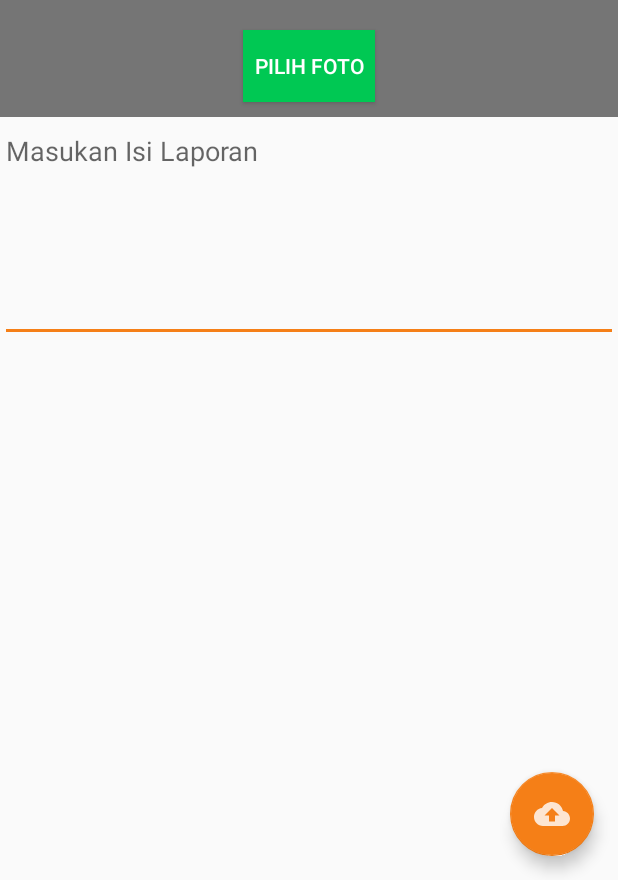
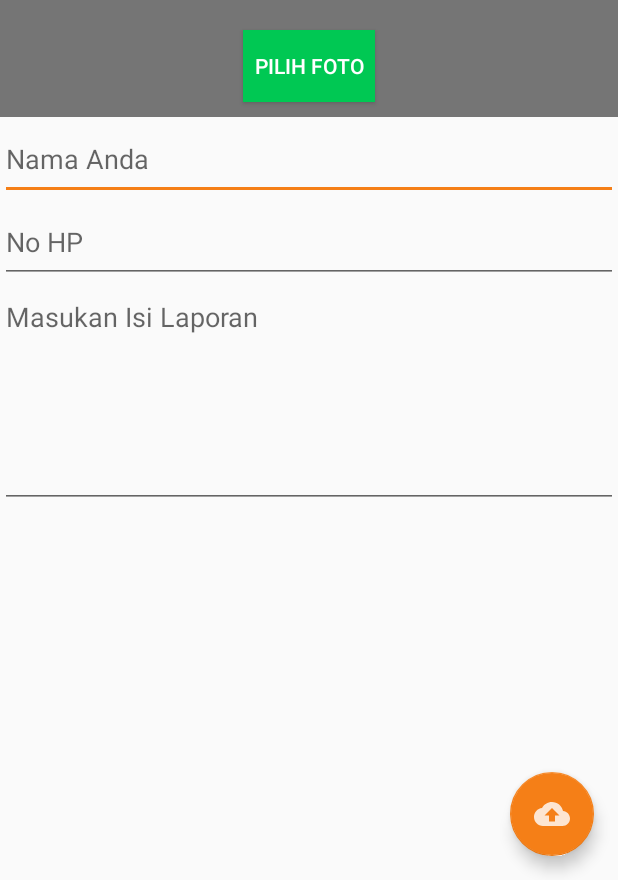
Before and after one commit to HairulHarun/Sampah-App, an Android app: the LaporTpsActivity screen opened directly, with no data from a screen before it, on a phone screen of 412 x 824 dp, the part 356-1236 px from its top. Run offline under Robolectric (Android 15) with nearby library versions, the phone set to English and light mode, and no system bars; our stand-ins replace Volley; libraries missing offline, so code that uses them is left out: com.karumi.dexter, com.nispok.snackbar; network calls fail.

Commit message:
commit kantor 3 mei malam

```diff
--- a/app/src/main/java/com/gorontalo/chair/sampah_app/LaporTpsActivity.java
+++ b/app/src/main/java/com/gorontalo/chair/sampah_app/LaporTpsActivity.java
@@ -53,7 +53,7 @@ import java.util.Map;
 
 public class LaporTpsActivity extends AppCompatActivity {
     private static final String TAG = LaporTpsActivity.class.getSimpleName();
-    private EditText txtIsi;
+    private EditText txtIsi, txtNama, txtHp;
     private ImageView imgPhoto;
     private TextView txtNamaTps;
     private Button btnPilihPhoto;
@@ -85,6 +85,8 @@ public class LaporTpsActivity extends AppCompatActivity {
 
         imgPhoto = (ImageView) findViewById(R.id.imgPilihFoto);
         txtIsi = (EditText) findViewById(R.id.editTextIsiLaporan);
+        txtNama = (EditText) findViewById(R.id.txtNamaLaporan);
+        txtHp = (EditText) findViewById(R.id.txtHpLaporan);
         btnPilihPhoto = (Button) findViewById(R.id.btnPilihPhoto);
         txtNamaTps= (TextView) findViewById(R.id.txtLaporanNamaTps);
 
@@ -112,7 +114,7 @@ public class LaporTpsActivity extends AppCompatActivity {
                                 // check if all permissions are granted
                                 if (report.areAllPermissionsGranted()) {
                                     if (isInternetPresent = koneksiAdapter.isConnectingToInternet()) {
-                                        simpanLaporan(ID, txtIsi.getText().toString(), getStringImage(bitmap));
+                                        simpanLaporan(ID, txtNama.getText().toString(), txtHp.getText().toString(), txtIsi.getText().toString(), getStringImage(bitmap));
                                     }else{
                                         SnackbarManager.show(
                                                 com.nispok.snackbar.Snackbar.with(LaporTpsActivity.this)
@@ -170,7 +172,7 @@ public class LaporTpsActivity extends AppCompatActivity {
         }
     }
 
-    private void simpanLaporan(final String id_tps, final String isi, final String photo) {
+    private void simpanLaporan(final String id_tps, final String nama, final String hp, final String isi, final String photo) {
         HttpsTrustManagerAdapter.allowAllSSL();
         StringRequest strReq = new StringRequest(Request.Method.POST, new URLAdapter().simpanLaporanTps(), new Response.Listener<String>() {
 
@@ -201,6 +203,8 @@ public class LaporTpsActivity extends AppCompatActivity {
                 // Posting parameters to login url
                 Map<String, String> params = new HashMap<String, String>();
                 params.put("id", id_tps);
+                params.put("nama", nama);
+                params.put("hp", hp);
                 params.put("isi", isi);
                 params.put("photo", photo);
 
--- a/app/src/main/res/layout/content_lapor_tps.xml
+++ b/app/src/main/res/layout/content_lapor_tps.xml
@@ -72,6 +72,26 @@
             </LinearLayout>
 
             <EditText
+                android:id="@+id/txtNamaLaporan"
+                android:layout_width="match_parent"
+                android:layout_height="wrap_content"
+                android:ems="10"
+                android:hint="Nama Anda"
+                android:inputType="textPersonName"
+                android:paddingTop="15dp"
+                android:paddingBottom="15dp" />
+
+            <EditText
+                android:id="@+id/txtHpLaporan"
+                android:layout_width="match_parent"
+                android:layout_height="wrap_content"
+                android:ems="10"
+                android:hint="No HP"
+                android:inputType="phone"
+                android:paddingTop="15dp"
+                android:paddingBottom="15dp" />
+
+            <EditText
                 android:id="@+id/editTextIsiLaporan"
                 android:layout_width="match_parent"
                 android:layout_height="150dp"
```
Also changed, not shown: app/src/main/java/com/gorontalo/chair/sampah_app/LaporActivity.java (+7 -3 lines), app/src/main/res/layout/content_lapor.xml (+20 -0 lines).
